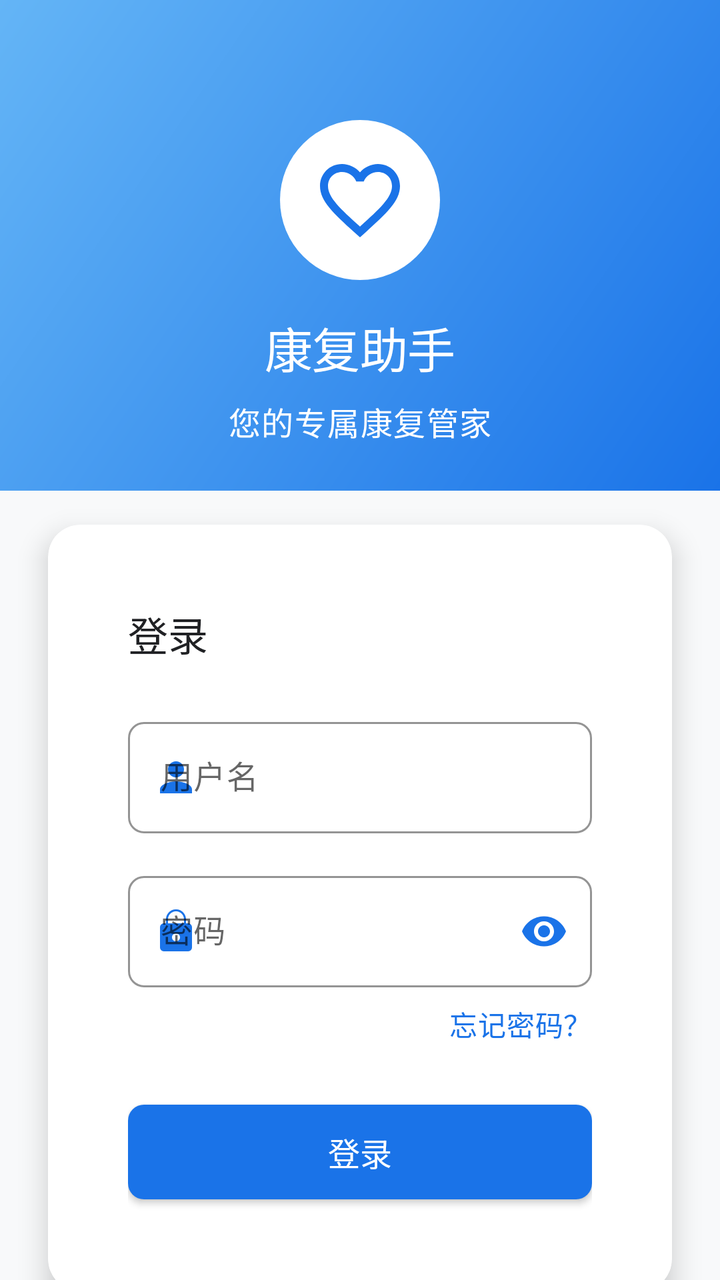
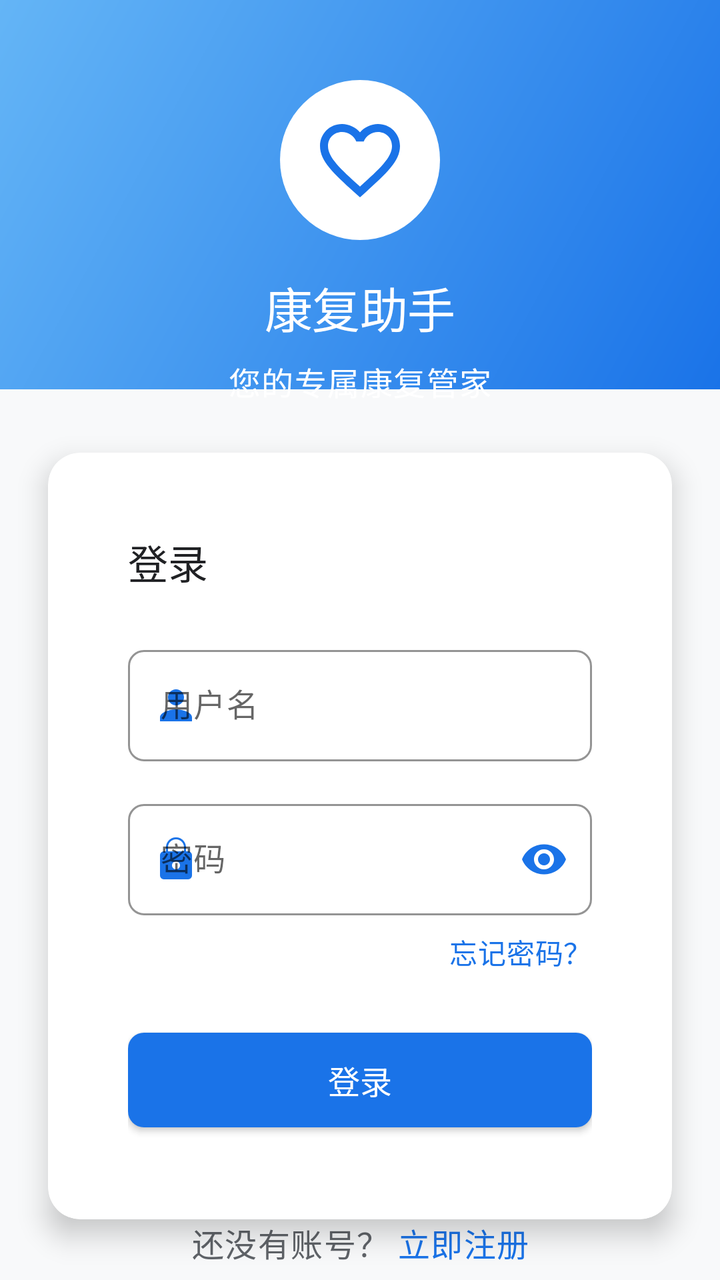

Compare the two renders of this Android layout. The source of the first and the diff that turns it into the second are given below.
<!-- AndroidManifest.xml: activity theme Theme.MyApplication.NoActionBar -->
<!-- res/layout/activity_login.xml -->
<?xml version="1.0" encoding="utf-8"?>
<androidx.core.widget.NestedScrollView
    xmlns:android="http://schemas.android.com/apk/res/android"
    xmlns:app="http://schemas.android.com/apk/res-auto"
    xmlns:tools="http://schemas.android.com/tools"
    android:layout_width="match_parent"
    android:layout_height="match_parent"
    android:background="@color/colorBackground"
    android:fillViewport="true"
    android:overScrollMode="never"
    tools:context=".ui.auth.LoginActivity">

    <androidx.constraintlayout.widget.ConstraintLayout
        android:layout_width="match_parent"
        android:layout_height="wrap_content">

    
    <View
        android:id="@+id/view_header_bg"
        android:layout_width="match_parent"
        android:layout_height="0dp"
        android:background="@drawable/bg_gradient_primary"
        app:layout_constraintBottom_toBottomOf="@id/tv_slogan"
        app:layout_constraintHeight_percent="0.35"
        app:layout_constraintTop_toTopOf="parent"
        app:layout_constraintVertical_bias="0" />

    
    <ImageView
        android:id="@+id/iv_logo"
        android:layout_width="80dp"
        android:layout_height="80dp"
        android:layout_marginTop="60dp"
        android:background="@drawable/circle_bg_lee"
        android:padding="16dp"
        android:src="@drawable/ic_health"
        android:transitionName="app_logo"
        app:layout_constraintEnd_toEndOf="parent"
        app:layout_constraintStart_toStartOf="parent"
        app:layout_constraintTop_toTopOf="parent"
        app:tint="@color/colorPrimary" />

    
    <TextView
        android:id="@+id/tv_app_name"
        android:layout_width="wrap_content"
        android:layout_height="wrap_content"
        android:layout_marginTop="16dp"
        android:text="@string/app_name"
        android:textAppearance="@style/TextAppearance.MyApplication.Headline2"
        android:textColor="@color/colorWhite"
        app:layout_constraintEnd_toEndOf="parent"
        app:layout_constraintStart_toStartOf="parent"
        app:layout_constraintTop_toBottomOf="@+id/iv_logo" />

    
    <TextView
        android:id="@+id/tv_slogan"
        android:layout_width="wrap_content"
        android:layout_height="wrap_content"
        android:layout_marginTop="8dp"
        android:text="您的专属康复管家"
        android:textAppearance="@style/TextAppearance.MyApplication.Body1"
        android:textColor="@color/colorWhite"
        app:layout_constraintEnd_toEndOf="parent"
        app:layout_constraintStart_toStartOf="parent"
        app:layout_constraintTop_toBottomOf="@+id/tv_app_name" />

    
    <androidx.cardview.widget.CardView
        android:id="@+id/card_login_form"
        android:layout_width="match_parent"
        android:layout_height="wrap_content"
        android:layout_marginStart="24dp"
        android:layout_marginTop="40dp"
        android:layout_marginEnd="24dp"
        app:cardBackgroundColor="@color/colorSurface"
        app:cardCornerRadius="16dp"
        app:cardElevation="8dp"
        app:layout_constraintEnd_toEndOf="parent"
        app:layout_constraintStart_toStartOf="parent"
        app:layout_constraintTop_toBottomOf="@+id/tv_slogan"
        app:layout_constraintBottom_toTopOf="@id/layout_register">

        <LinearLayout
            android:layout_width="match_parent"
            android:layout_height="wrap_content"
            android:orientation="vertical"
            android:padding="24dp">

            
            <TextView
                android:layout_width="wrap_content"
                android:layout_height="wrap_content"
                android:layout_marginBottom="24dp"
                android:text="@string/login"
                android:textAppearance="@style/TextAppearance.MyApplication.Headline3"
                android:textColor="@color/colorTextPrimary" />

            
            <com.google.android.material.textfield.TextInputLayout
                android:id="@+id/til_username"
                style="@style/Widget.MyApplication.TextInputLayout"
                android:layout_width="match_parent"
                android:layout_height="wrap_content"
                android:hint="@string/username"
                app:startIconDrawable="@drawable/ic_person"
                app:startIconTint="@color/colorPrimary">

                <com.google.android.material.textfield.TextInputEditText
                    android:id="@+id/et_username"
                    android:layout_width="match_parent"
                    android:layout_height="wrap_content"
                    android:inputType="text"
                    android:maxLines="1"
                    android:textAppearance="@style/TextAppearance.MyApplication.Body1" />
            </com.google.android.material.textfield.TextInputLayout>

            
            <com.google.android.material.textfield.TextInputLayout
                android:id="@+id/til_password"
                style="@style/Widget.MyApplication.TextInputLayout"
                android:layout_width="match_parent"
                android:layout_height="wrap_content"
                android:layout_marginTop="16dp"
                android:hint="@string/password"
                app:endIconMode="password_toggle"
                app:endIconTint="@color/colorPrimary"
                app:startIconDrawable="@drawable/ic_lock"
                app:startIconTint="@color/colorPrimary">

                <com.google.android.material.textfield.TextInputEditText
                    android:id="@+id/et_password"
                    android:layout_width="match_parent"
                    android:layout_height="wrap_content"
                    android:inputType="textPassword"
                    android:maxLines="1"
                    android:textAppearance="@style/TextAppearance.MyApplication.Body1" />
            </com.google.android.material.textfield.TextInputLayout>

            
            <TextView
                android:id="@+id/tv_forgot_password"
                android:layout_width="wrap_content"
                android:layout_height="wrap_content"
                android:layout_gravity="end"
                android:layout_marginTop="8dp"
                android:text="@string/forgot_password"
                android:textAppearance="@style/TextAppearance.MyApplication.Body2"
                android:textColor="@color/colorPrimary" />

            
            <com.google.android.material.button.MaterialButton
                android:id="@+id/btn_login"
                style="@style/Widget.MyApplication.Button"
                android:layout_width="match_parent"
                android:layout_height="wrap_content"
                android:layout_marginTop="24dp"
                android:text="@string/login"
                app:cornerRadius="8dp" />
        </LinearLayout>
    </androidx.cardview.widget.CardView>

    
    <LinearLayout
        android:id="@+id/layout_register"
        android:layout_width="wrap_content"
        android:layout_height="wrap_content"
        android:layout_marginBottom="32dp"
        android:gravity="center"
        android:orientation="horizontal"
        app:layout_constraintBottom_toBottomOf="parent"
        app:layout_constraintEnd_toEndOf="parent"
        app:layout_constraintStart_toStartOf="parent"
        app:layout_constraintTop_toBottomOf="@+id/card_login_form">

        <TextView
            android:layout_width="wrap_content"
            android:layout_height="wrap_content"
            android:text="@string/no_account"
            android:textAppearance="@style/TextAppearance.MyApplication.Body1"
            android:textColor="@color/colorTextSecondary" />

        <TextView
            android:id="@+id/tv_register"
            android:layout_width="wrap_content"
            android:layout_height="wrap_content"
            android:layout_marginStart="4dp"
            android:text="@string/register_now"
            android:textAppearance="@style/TextAppearance.MyApplication.Body1"
            android:textColor="@color/colorPrimary" />
    </LinearLayout>

</androidx.constraintlayout.widget.ConstraintLayout>
</androidx.core.widget.NestedScrollView>
<!-- resources referenced by this layout -->
<resources>
  <color name="colorBackground">#F8F9FA</color>
  <color name="colorPrimary">#1A73E8</color>
  <color name="colorSurface">#FFFFFF</color>
  <color name="colorTextPrimary">#202124</color>
  <color name="colorTextSecondary">#5F6368</color>
  <color name="colorWhite">#FFFFFF</color>
  <!-- drawable bg_gradient_primary (drawable) -->
  <?xml version="1.0" encoding="utf-8"?>
  <shape xmlns:android="http://schemas.android.com/apk/res/android">
      <gradient
          android:angle="135"
          android:endColor="@color/colorPrimaryLight"
          android:startColor="@color/colorPrimary"
          android:type="linear" />
  </shape>
  <!-- drawable circle_bg_lee (drawable) -->
  <?xml version="1.0" encoding="utf-8"?>
  <shape xmlns:android="http://schemas.android.com/apk/res/android"
      android:shape="oval">
      <solid android:color="@color/white" />
  </shape>
  <!-- drawable ic_person (drawable) -->
  <?xml version="1.0" encoding="utf-8"?>
  <vector xmlns:android="http://schemas.android.com/apk/res/android"
      android:width="24dp"
      android:height="24dp"
      android:viewportWidth="24.0"
      android:viewportHeight="24.0">
      <path
          android:fillColor="#FF000000"
          android:pathData="M12,12c2.21,0 4,-1.79 4,-4s-1.79,-4 -4,-4 -4,1.79 -4,4 1.79,4 4,4zM12,14c-2.67,0 -8,1.34 -8,4v2h16v-2c0,-2.66 -5.33,-4 -8,-4z"/>
  </vector>
  <string name="app_name">康复助手</string>
  <string name="forgot_password">忘记密码？</string>
  <string name="login">登录</string>
  <string name="no_account">还没有账号？</string>
  <string name="password">密码</string>
  <string name="register_now">立即注册</string>
  <string name="username">用户名</string>
  <style name="TextAppearance.MyApplication.Body1" parent="TextAppearance.MaterialComponents.Body1">
          
          <item name="android:textSize">16sp</item>
          <item name="android:textColor">@color/colorTextPrimary</item>
      </style>
  <style name="TextAppearance.MyApplication.Body2" parent="TextAppearance.MaterialComponents.Body2">
          
          <item name="android:textSize">14sp</item>
          <item name="android:textColor">@color/colorTextSecondary</item>
      </style>
  <style name="TextAppearance.MyApplication.Headline2" parent="TextAppearance.MaterialComponents.Headline2">
          
          <item name="android:textSize">24sp</item>
          <item name="android:textColor">@color/colorTextPrimary</item>
      </style>
  <style name="TextAppearance.MyApplication.Headline3" parent="TextAppearance.MaterialComponents.Headline3">
          
          <item name="android:textSize">20sp</item>
          <item name="android:textColor">@color/colorTextPrimary</item>
      </style>
  <style name="Theme.MyApplication.NoActionBar" parent="Theme.MyApplication">
          <item name="windowActionBar">false</item>
          <item name="windowNoTitle">true</item>
      </style>
  <color name="colorPrimaryLight">#64B5F6</color>
  <color name="white">#FFFFFFFF</color>
  <color name="colorError">#DB4437</color>
  <color name="colorPrimaryDark">#0D47A1</color>
  <color name="colorAccent">#00BFA5</color>
  <color name="colorAccentLight">#5DF2D6</color>
  <color name="colorBlack">#000000</color>
  <style name="Widget.MyApplication.CardView" parent="Widget.MaterialComponents.CardView">
          <item name="cardBackgroundColor">@color/colorCardBackground</item>
          <item name="cardCornerRadius">12dp</item>
          <item name="cardElevation">4dp</item>
          <item name="contentPadding">16dp</item>
          <item name="android:layout_margin">8dp</item>
      </style>
  <style name="Widget.MyApplication.BottomNavigationView" parent="Widget.MaterialComponents.BottomNavigationView">
          <item name="itemIconTint">@color/bottom_nav_item_color</item>
          <item name="itemTextColor">@color/bottom_nav_item_color</item>
          <item name="itemRippleColor">@color/colorPrimaryLight</item>
          <item name="elevation">8dp</item>
          <item name="labelVisibilityMode">labeled</item>
      </style>
  <color name="colorCardBackground">#FFFFFF</color>
  <!-- unchanged entries left out for length: 5 -->
</resources>

<!-- the commit's change to res/layout/activity_login.xml (unified diff, before → after) -->
@@ -21,7 +21,7 @@
         android:layout_height="0dp"
         android:background="@drawable/bg_gradient_primary"
         app:layout_constraintBottom_toBottomOf="@id/tv_slogan"
-        app:layout_constraintHeight_percent="0.35"
+        app:layout_constraintHeight_percent="0.3"
         app:layout_constraintTop_toTopOf="parent"
         app:layout_constraintVertical_bias="0" />
 
@@ -30,7 +30,7 @@
         android:id="@+id/iv_logo"
         android:layout_width="80dp"
         android:layout_height="80dp"
-        android:layout_marginTop="60dp"
+        android:layout_marginTop="40dp"
         android:background="@drawable/circle_bg_lee"
         android:padding="16dp"
         android:src="@drawable/ic_health"
@@ -72,7 +72,7 @@
         android:layout_width="match_parent"
         android:layout_height="wrap_content"
         android:layout_marginStart="24dp"
-        android:layout_marginTop="40dp"
+        android:layout_marginTop="24dp"
         android:layout_marginEnd="24dp"
         app:cardBackgroundColor="@color/colorSurface"
         app:cardCornerRadius="16dp"
@@ -166,7 +166,7 @@
         android:id="@+id/layout_register"
         android:layout_width="wrap_content"
         android:layout_height="wrap_content"
-        android:layout_marginBottom="32dp"
+        android:layout_marginBottom="16dp"
         android:gravity="center"
         android:orientation="horizontal"
         app:layout_constraintBottom_toBottomOf="parent"
